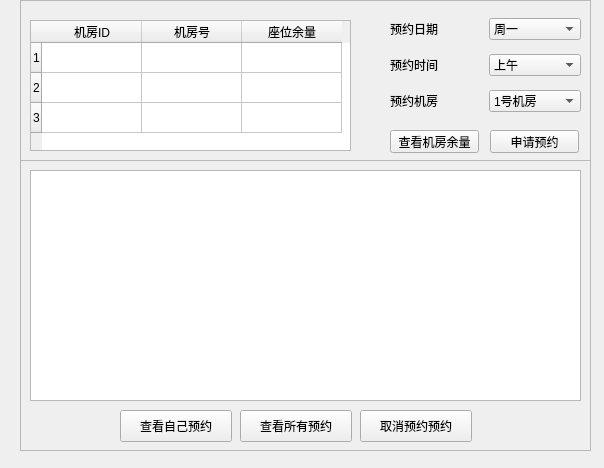
Old version of the form OrderSysV2/orderSystem/student.ui in the repository wtzhu13/CPPOrCProectDemo.
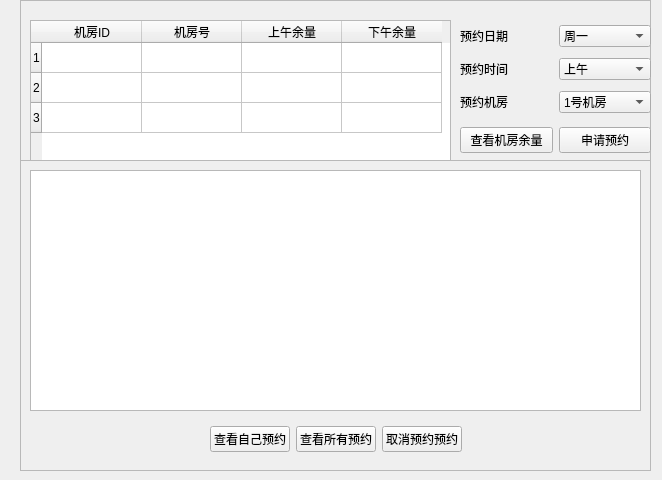
New version of the form.

```diff
--- a/OrderSysV2/orderSystem/student.ui
+++ b/OrderSysV2/orderSystem/student.ui
@@ -6,8 +6,8 @@
    <rect>
     <x>0</x>
     <y>0</y>
-    <width>604</width>
-    <height>468</height>
+    <width>662</width>
+    <height>480</height>
    </rect>
   </property>
   <property name="windowTitle">
@@ -18,7 +18,7 @@
     <rect>
      <x>20</x>
      <y>0</y>
-     <width>571</width>
+     <width>631</width>
      <height>161</height>
     </rect>
    </property>
@@ -33,8 +33,8 @@
      <rect>
       <x>10</x>
       <y>20</y>
-      <width>321</width>
-      <height>131</height>
+      <width>421</width>
+      <height>141</height>
      </rect>
     </property>
     <row>
@@ -64,37 +64,44 @@
     </column>
     <column>
      <property name="text">
-      <string>座位余量</string>
+      <string>上午余量</string>
+     </property>
+    </column>
+    <column>
+     <property name="text">
+      <string>下午余量</string>
      </property>
     </column>
    </widget>
    <widget class="QWidget" name="widget" native="true">
     <property name="geometry">
      <rect>
-      <x>370</x>
-      <y>10</y>
+      <x>440</x>
+      <y>20</y>
       <width>191</width>
-      <height>111</height>
+      <height>101</height>
      </rect>
     </property>
     <layout class="QGridLayout" name="gridLayout">
-     <item row="2" column="1">
-      <widget class="QComboBox" name="comboBox_orderRoom">
-       <item>
-        <property name="text">
-         <string>1号机房</string>
-        </property>
-       </item>
-       <item>
-        <property name="text">
-         <string>2号机房</string>
-        </property>
-       </item>
-       <item>
-        <property name="text">
-         <string>3号机房</string>
-        </property>
-       </item>
+     <item row="0" column="0">
+      <widget class="QLabel" name="label">
+       <property name="text">
+        <string>预约日期</string>
+       </property>
+      </widget>
+     </item>
+     <item row="1" column="0">
+      <widget class="QLabel" name="label_2">
+       <property name="text">
+        <string>预约时间</string>
+       </property>
+      </widget>
+     </item>
+     <item row="2" column="0">
+      <widget class="QLabel" name="label_3">
+       <property name="text">
+        <string>预约机房</string>
+       </property>
       </widget>
      </item>
      <item row="0" column="1">
@@ -129,20 +136,6 @@
        </item>
       </widget>
      </item>
-     <item row="0" column="0">
-      <widget class="QLabel" name="label">
-       <property name="text">
-        <string>预约日期</string>
-       </property>
-      </widget>
-     </item>
-     <item row="1" column="0">
-      <widget class="QLabel" name="label_2">
-       <property name="text">
-        <string>预约时间</string>
-       </property>
-      </widget>
-     </item>
      <item row="1" column="1">
       <widget class="QComboBox" name="comboBox_orderTime">
        <item>
@@ -157,40 +150,52 @@
        </item>
       </widget>
      </item>
-     <item row="2" column="0">
-      <widget class="QLabel" name="label_3">
-       <property name="text">
-        <string>预约机房</string>
-       </property>
+     <item row="2" column="1">
+      <widget class="QComboBox" name="comboBox_orderRoom">
+       <item>
+        <property name="text">
+         <string>1号机房</string>
+        </property>
+       </item>
+       <item>
+        <property name="text">
+         <string>2号机房</string>
+        </property>
+       </item>
+       <item>
+        <property name="text">
+         <string>3号机房</string>
+        </property>
+       </item>
       </widget>
      </item>
     </layout>
    </widget>
-   <widget class="QPushButton" name="pushButton_applyOrder">
+   <widget class="QWidget" name="widget_2" native="true">
     <property name="geometry">
      <rect>
-      <x>470</x>
-      <y>130</y>
-      <width>89</width>
-      <height>23</height>
+      <x>440</x>
+      <y>120</y>
+      <width>191</width>
+      <height>41</height>
      </rect>
     </property>
-    <property name="text">
-     <string>申请预约</string>
-    </property>
-   </widget>
-   <widget class="QPushButton" name="pushButton_applyOrder_checkMargin">
-    <property name="geometry">
-     <rect>
-      <x>370</x>
-      <y>130</y>
-      <width>89</width>
-      <height>23</height>
-     </rect>
-    </property>
-    <property name="text">
-     <string>查看机房余量</string>
-    </property>
+    <layout class="QHBoxLayout" name="horizontalLayout">
+     <item>
+      <widget class="QPushButton" name="pushButton_applyOrder_checkMargin">
+       <property name="text">
+        <string>查看机房余量</string>
+       </property>
+      </widget>
+     </item>
+     <item>
+      <widget class="QPushButton" name="pushButton_applyOrder">
+       <property name="text">
+        <string>申请预约</string>
+       </property>
+      </widget>
+     </item>
+    </layout>
    </widget>
   </widget>
   <widget class="QFrame" name="frame_2">
@@ -198,8 +203,8 @@
     <rect>
      <x>20</x>
      <y>160</y>
-     <width>571</width>
-     <height>291</height>
+     <width>631</width>
+     <height>311</height>
     </rect>
    </property>
    <property name="frameShape">
@@ -208,55 +213,64 @@
    <property name="frameShadow">
     <enum>QFrame::Raised</enum>
    </property>
-   <widget class="QPushButton" name="pushButton_cancleOrder">
-    <property name="geometry">
-     <rect>
-      <x>340</x>
-      <y>250</y>
-      <width>112</width>
-      <height>32</height>
-     </rect>
-    </property>
-    <property name="text">
-     <string>取消预约预约</string>
-    </property>
-   </widget>
-   <widget class="QPushButton" name="pushButton_checkAllOrder">
-    <property name="geometry">
-     <rect>
-      <x>220</x>
-      <y>250</y>
-      <width>112</width>
-      <height>32</height>
-     </rect>
-    </property>
-    <property name="text">
-     <string>查看所有预约</string>
-    </property>
-   </widget>
-   <widget class="QTableView" name="tableView">
-    <property name="geometry">
-     <rect>
-      <x>10</x>
-      <y>10</y>
-      <width>551</width>
-      <height>231</height>
-     </rect>
-    </property>
-   </widget>
-   <widget class="QPushButton" name="pushButton_checkSelfOrder">
-    <property name="geometry">
-     <rect>
-      <x>100</x>
-      <y>250</y>
-      <width>112</width>
-      <height>32</height>
-     </rect>
-    </property>
-    <property name="text">
-     <string>查看自己预约</string>
-    </property>
-   </widget>
+   <layout class="QVBoxLayout" name="verticalLayout">
+    <item>
+     <widget class="QTableView" name="tableView"/>
+    </item>
+    <item>
+     <widget class="QWidget" name="widget_3" native="true">
+      <layout class="QHBoxLayout" name="horizontalLayout_2">
+       <item>
+        <spacer name="horizontalSpacer_2">
+         <property name="orientation">
+          <enum>Qt::Horizontal</enum>
+         </property>
+         <property name="sizeHint" stdset="0">
+          <size>
+           <width>40</width>
+           <height>20</height>
+          </size>
+         </property>
+        </spacer>
+       </item>
+       <item>
+        <widget class="QPushButton" name="pushButton_checkSelfOrder">
+         <property name="text">
+          <string>查看自己预约</string>
+         </property>
+        </widget>
+       </item>
+       <item>
+        <widget class="QPushButton" name="pushButton_checkAllOrder">
+         <property name="text">
+          <string>查看所有预约</string>
+         </property>
+        </widget>
+       </item>
+       <item>
+        <widget class="QPushButton" name="pushButton_cancleOrder">
+         <property name="text">
+          <string>取消预约预约</string>
+         </property>
+        </widget>
+       </item>
+       <item>
+        <spacer name="horizontalSpacer">
+         <property name="orientation">
+          <enum>Qt::Horizontal</enum>
+         </property>
+         <property name="sizeHint" stdset="0">
+          <size>
+           <width>40</width>
+           <height>20</height>
+          </size>
+         </property>
+        </spacer>
+       </item>
+      </layout>
+     </widget>
+    </item>
+   </layout>
   </widget>
  </widget>
  <resources/>
```
